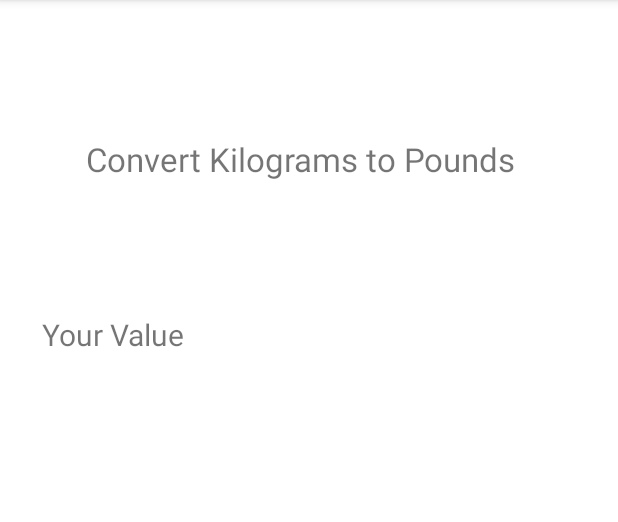
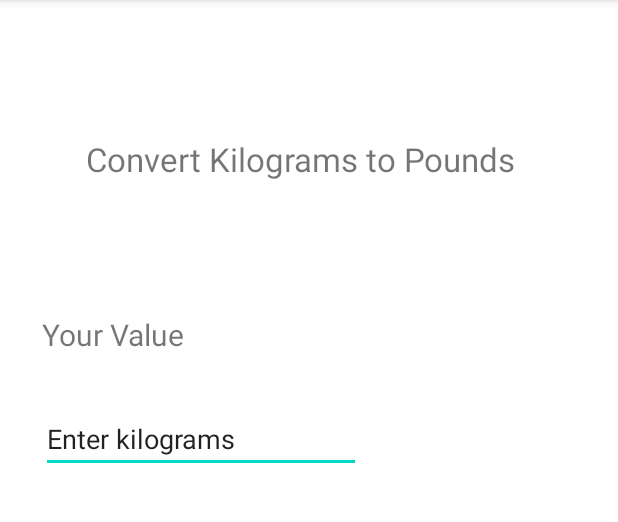
Before and after one commit to kashafashraf230/Unit_ConverterApp, an Android app: the screen it shows after launch (MainActivity), on a phone screen of 412 x 824 dp, the part 84-606 px from its top. Run offline under Robolectric (Android 15) with nearby library versions, the phone set to English and light mode, and no system bars.

Commit message:
Plain text to add a value

```diff
--- a/app/src/main/res/layout/activity_main.xml
+++ b/app/src/main/res/layout/activity_main.xml
@@ -32,4 +32,18 @@
         app:layout_constraintTop_toBottomOf="@+id/ViewHead"
         app:layout_constraintVertical_bias="0.1" />
 
+    <EditText
+        android:id="@+id/editTextTextPersonName"
+        android:layout_width="wrap_content"
+        android:layout_height="wrap_content"
+        android:ems="10"
+        android:inputType="textPersonName"
+        android:text="Enter kilograms"
+        app:layout_constraintBottom_toBottomOf="parent"
+        app:layout_constraintEnd_toEndOf="parent"
+        app:layout_constraintHorizontal_bias="0.139"
+        app:layout_constraintStart_toStartOf="parent"
+        app:layout_constraintTop_toBottomOf="@+id/EnterValue"
+        app:layout_constraintVertical_bias="0.051" />
+
 </androidx.constraintlayout.widget.ConstraintLayout>
```
